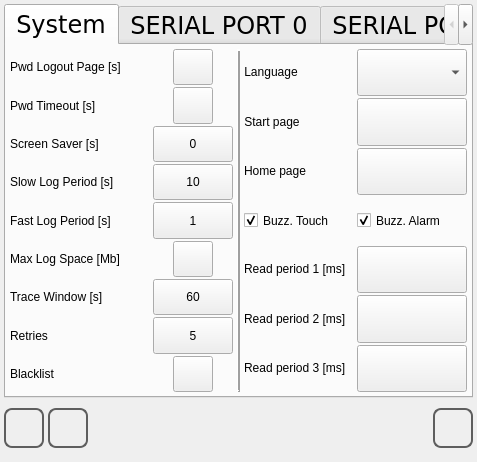
The window that qt_library/ATCMsystem/system_ini.ui (MECTsrl/mect_plugins) describes before a commit, drawn with Qt 5.
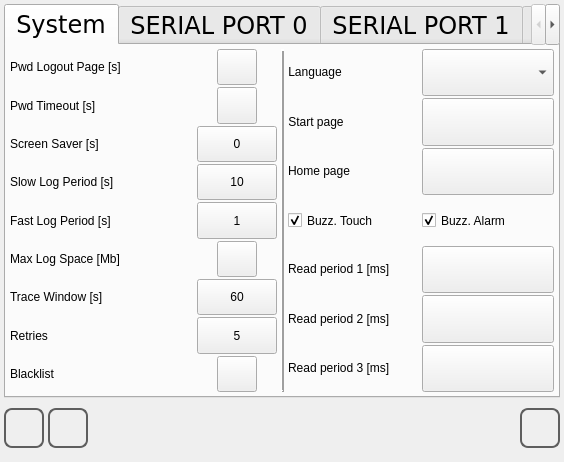
The same window after the commit. The open tabs and pages were chosen to show the change. Icons and pictures are not drawn.

What changed in the file:
```diff
--- a/qt_library/ATCMsystem/system_ini.ui
+++ b/qt_library/ATCMsystem/system_ini.ui
@@ -6,7 +6,7 @@
    <rect>
     <x>0</x>
     <y>0</y>
-    <width>477</width>
+    <width>564</width>
     <height>462</height>
    </rect>
   </property>
```
Left out of the diff: 2 changed lines with no effect on the pictures.
